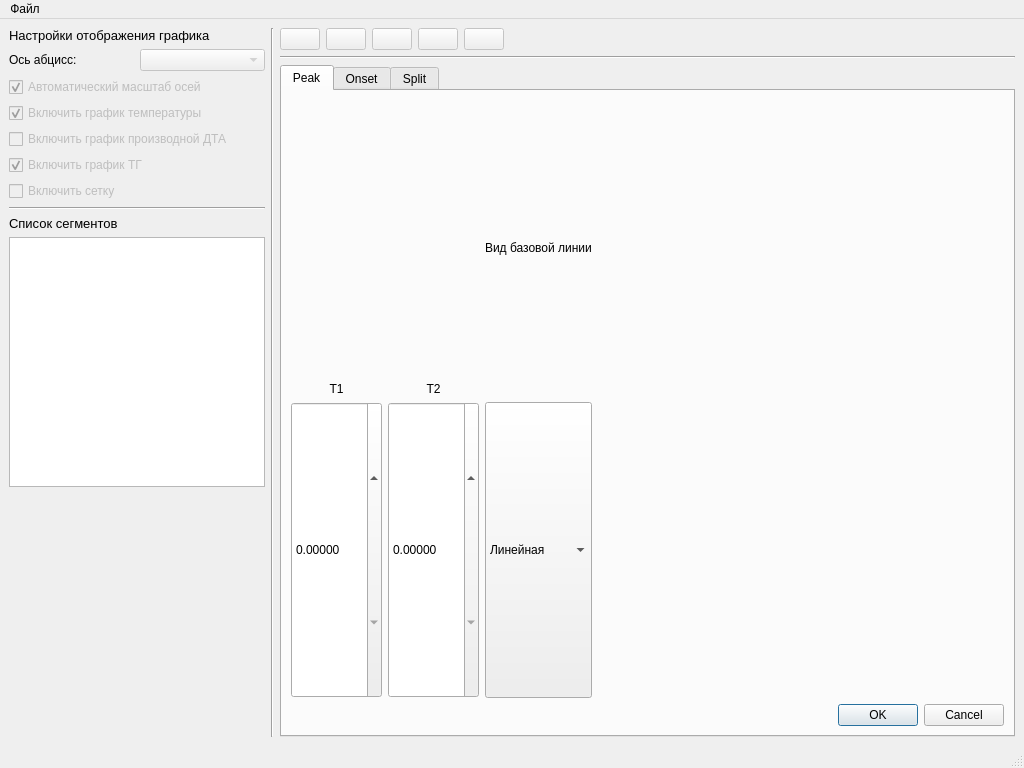
Before: the Qt Designer form assets/MainWindow.ui in ioyurev/fusion-analysis, drawn with Qt 5.
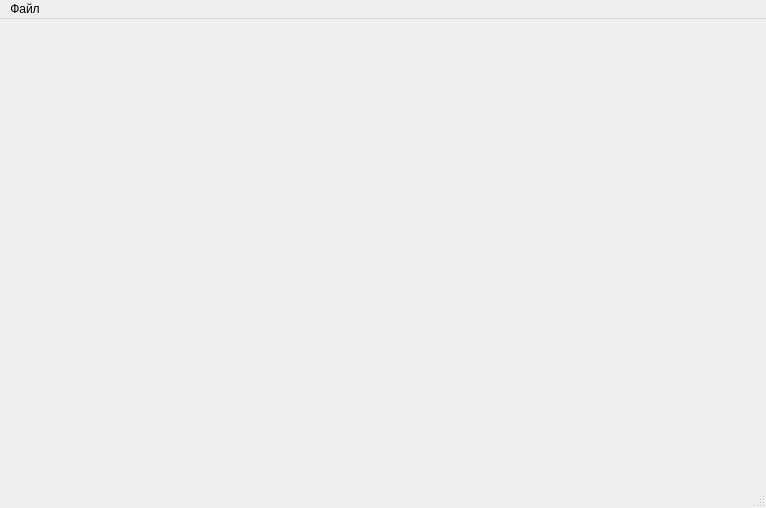
After: the same form once the commit is applied. Icons and pictures are not drawn. Custom widgets are drawn as their Qt base class.

```diff
--- a/assets/MainWindow.ui
+++ b/assets/MainWindow.ui
@@ -6,585 +6,17 @@
    <rect>
     <x>0</x>
     <y>0</y>
-    <width>1024</width>
-    <height>768</height>
+    <width>766</width>
+    <height>508</height>
    </rect>
   </property>
   <property name="windowTitle">
    <string>Fusion Analysis</string>
   </property>
   <widget class="QWidget" name="centralwidget">
-   <layout class="QGridLayout" name="gridLayout_2" columnstretch="0,0,0">
+   <layout class="QGridLayout" name="gridLayout_2" columnstretch="0">
     <item row="0" column="0">
-     <layout class="QGridLayout" name="leftpanel">
-      <item row="7" column="0" colspan="2">
-       <widget class="QCheckBox" name="checkbox_grid">
-        <property name="enabled">
-         <bool>false</bool>
-        </property>
-        <property name="text">
-         <string>Включить сетку</string>
-        </property>
-       </widget>
-      </item>
-      <item row="12" column="0">
-       <spacer name="verticalSpacer">
-        <property name="orientation">
-         <enum>Qt::Vertical</enum>
-        </property>
-        <property name="sizeHint" stdset="0">
-         <size>
-          <width>20</width>
-          <height>40</height>
-         </size>
-        </property>
-       </spacer>
-      </item>
-      <item row="9" column="0" colspan="2">
-       <widget class="Line" name="line_3">
-        <property name="orientation">
-         <enum>Qt::Horizontal</enum>
-        </property>
-       </widget>
-      </item>
-      <item row="1" column="0">
-       <widget class="QLabel" name="label_xaxis">
-        <property name="text">
-         <string>Ось абцисс:</string>
-        </property>
-       </widget>
-      </item>
-      <item row="3" column="0" colspan="2">
-       <widget class="QCheckBox" name="checkbox_temp">
-        <property name="enabled">
-         <bool>false</bool>
-        </property>
-        <property name="text">
-         <string>Включить график температуры</string>
-        </property>
-        <property name="checked">
-         <bool>true</bool>
-        </property>
-       </widget>
-      </item>
-      <item row="11" column="0" colspan="2">
-       <widget class="QTreeWidget" name="treewidget_segments">
-        <property name="headerHidden">
-         <bool>true</bool>
-        </property>
-        <column>
-         <property name="text">
-          <string notr="true">1</string>
-         </property>
-        </column>
-       </widget>
-      </item>
-      <item row="1" column="1">
-       <widget class="QComboBox" name="combobox_xaxis">
-        <property name="enabled">
-         <bool>false</bool>
-        </property>
-       </widget>
-      </item>
-      <item row="10" column="0">
-       <widget class="QLabel" name="label">
-        <property name="font">
-         <font>
-          <pointsize>10</pointsize>
-         </font>
-        </property>
-        <property name="text">
-         <string>Список сегментов</string>
-        </property>
-       </widget>
-      </item>
-      <item row="2" column="0" colspan="2">
-       <widget class="QCheckBox" name="checkbox_autoscale">
-        <property name="enabled">
-         <bool>false</bool>
-        </property>
-        <property name="text">
-         <string>Автоматический масштаб осей</string>
-        </property>
-        <property name="checked">
-         <bool>true</bool>
-        </property>
-       </widget>
-      </item>
-      <item row="0" column="0" colspan="2">
-       <widget class="QLabel" name="label_4">
-        <property name="font">
-         <font>
-          <pointsize>10</pointsize>
-         </font>
-        </property>
-        <property name="text">
-         <string>Настройки отображения графика</string>
-        </property>
-       </widget>
-      </item>
-      <item row="4" column="0" colspan="2">
-       <widget class="QCheckBox" name="checkbox_derivative">
-        <property name="enabled">
-         <bool>false</bool>
-        </property>
-        <property name="text">
-         <string>Включить график производной ДТА</string>
-        </property>
-       </widget>
-      </item>
-      <item row="5" column="0" colspan="2">
-       <widget class="QCheckBox" name="checkbox_tg">
-        <property name="enabled">
-         <bool>false</bool>
-        </property>
-        <property name="text">
-         <string>Включить график ТГ</string>
-        </property>
-        <property name="checked">
-         <bool>true</bool>
-        </property>
-       </widget>
-      </item>
-     </layout>
-    </item>
-    <item row="0" column="1">
-     <widget class="Line" name="line_2">
-      <property name="orientation">
-       <enum>Qt::Vertical</enum>
-      </property>
-     </widget>
-    </item>
-    <item row="0" column="2">
-     <layout class="QGridLayout" name="rightpanel" rowstretch="0,0,0,0,1">
-      <item row="0" column="0">
-       <layout class="QHBoxLayout" name="toolbar" stretch="0,0,0,0,0,0">
-        <property name="spacing">
-         <number>6</number>
-        </property>
-        <property name="sizeConstraint">
-         <enum>QLayout::SetMinimumSize</enum>
-        </property>
-        <property name="bottomMargin">
-         <number>0</number>
-        </property>
-        <item>
-         <widget class="QPushButton" name="btn_shiftsegment">
-          <property name="enabled">
-           <bool>false</bool>
-          </property>
-          <property name="toolTip">
-           <string>Перемещение сегмента по оси y.</string>
-          </property>
-          <property name="icon">
-           <iconset resource="resources.qrc">
-            <normaloff>:/shift.png</normaloff>:/shift.png</iconset>
-          </property>
-          <property name="iconSize">
-           <size>
-            <width>32</width>
-            <height>32</height>
-           </size>
-          </property>
-         </widget>
-        </item>
-        <item>
-         <widget class="QPushButton" name="btn_split">
-          <property name="enabled">
-           <bool>false</bool>
-          </property>
-          <property name="toolTip">
-           <string>Разделить сегмент на два.</string>
-          </property>
-          <property name="text">
-           <string/>
-          </property>
-          <property name="icon">
-           <iconset resource="resources.qrc">
-            <normaloff>:/split.png</normaloff>:/split.png</iconset>
-          </property>
-          <property name="iconSize">
-           <size>
-            <width>32</width>
-            <height>32</height>
-           </size>
-          </property>
-         </widget>
-        </item>
-        <item>
-         <widget class="QPushButton" name="btn_peaktool">
-          <property name="enabled">
-           <bool>false</bool>
-          </property>
-          <property name="toolTip">
-           <string>Выделение пика.</string>
-          </property>
-          <property name="text">
-           <string/>
-          </property>
-          <property name="icon">
-           <iconset resource="resources.qrc">
-            <normaloff>:/peak.png</normaloff>:/peak.png</iconset>
-          </property>
-          <property name="iconSize">
-           <size>
-            <width>32</width>
-            <height>32</height>
-           </size>
-          </property>
-          <property name="flat">
-           <bool>false</bool>
-          </property>
-         </widget>
-        </item>
-        <item>
-         <widget class="QPushButton" name="btn_onsettool">
-          <property name="enabled">
-           <bool>false</bool>
-          </property>
-          <property name="toolTip">
-           <string>Найти начало пика.</string>
-          </property>
-          <property name="text">
-           <string/>
-          </property>
-          <property name="icon">
-           <iconset resource="resources.qrc">
-            <normaloff>:/onset.png</normaloff>:/onset.png</iconset>
-          </property>
-          <property name="iconSize">
-           <size>
-            <width>32</width>
-            <height>32</height>
-           </size>
-          </property>
-         </widget>
-        </item>
-        <item>
-         <widget class="QPushButton" name="btn_endtool">
-          <property name="enabled">
-           <bool>false</bool>
-          </property>
-          <property name="toolTip">
-           <string>Найти конец пика.</string>
-          </property>
-          <property name="text">
-           <string/>
-          </property>
-          <property name="icon">
-           <iconset resource="resources.qrc">
-            <normaloff>:/end.png</normaloff>:/end.png</iconset>
-          </property>
-          <property name="iconSize">
-           <size>
-            <width>32</width>
-            <height>32</height>
-           </size>
-          </property>
-         </widget>
-        </item>
-        <item>
-         <spacer name="horizontalSpacer">
-          <property name="orientation">
-           <enum>Qt::Horizontal</enum>
-          </property>
-          <property name="sizeHint" stdset="0">
-           <size>
-            <width>40</width>
-            <height>20</height>
-           </size>
-          </property>
-         </spacer>
-        </item>
-       </layout>
-      </item>
-      <item row="4" column="0">
-       <layout class="QVBoxLayout" name="plotLayout"/>
-      </item>
-      <item row="3" column="0">
-       <layout class="QGridLayout" name="onsettoolLayout">
-        <property name="sizeConstraint">
-         <enum>QLayout::SetMinimumSize</enum>
-        </property>
-        <item row="0" column="0" colspan="4">
-         <widget class="Line" name="line_4">
-          <property name="sizePolicy">
-           <sizepolicy hsizetype="Preferred" vsizetype="Preferred">
-            <horstretch>0</horstretch>
-            <verstretch>0</verstretch>
-           </sizepolicy>
-          </property>
-          <property name="orientation">
-           <enum>Qt::Horizontal</enum>
-          </property>
-         </widget>
-        </item>
-        <item row="1" column="0" colspan="4">
-         <widget class="QTabWidget" name="tab_widget">
-          <property name="currentIndex">
-           <number>0</number>
-          </property>
-          <property name="tabBarAutoHide">
-           <bool>true</bool>
-          </property>
-          <widget class="QWidget" name="tab">
-           <attribute name="title">
-            <string>Peak</string>
-           </attribute>
-           <layout class="QGridLayout" name="gridLayout">
-            <item row="0" column="1">
-             <widget class="QLabel" name="label_T2">
-              <property name="text">
-               <string>T2</string>
-              </property>
-              <property name="alignment">
-               <set>Qt::AlignBottom|Qt::AlignHCenter</set>
-              </property>
-             </widget>
-            </item>
-            <item row="1" column="2">
-             <widget class="QComboBox" name="combobox_baselinetype">
-              <property name="sizePolicy">
-               <sizepolicy hsizetype="Preferred" vsizetype="Preferred">
-                <horstretch>0</horstretch>
-                <verstretch>0</verstretch>
-               </sizepolicy>
-              </property>
-              <item>
-               <property name="text">
-                <string>Линейная</string>
-               </property>
-              </item>
-              <item>
-               <property name="text">
-                <string>Безье</string>
-               </property>
-              </item>
-             </widget>
-            </item>
-            <item row="0" column="0">
-             <widget class="QLabel" name="label_T1">
-              <property name="sizePolicy">
-               <sizepolicy hsizetype="Preferred" vsizetype="Preferred">
-                <horstretch>0</horstretch>
-                <verstretch>0</verstretch>
-               </sizepolicy>
-              </property>
-              <property name="text">
-               <string>T1</string>
-              </property>
-              <property name="alignment">
-               <set>Qt::AlignBottom|Qt::AlignHCenter</set>
-              </property>
-             </widget>
-            </item>
-            <item row="0" column="2">
-             <widget class="QLabel" name="label_2">
-              <property name="text">
-               <string>Вид базовой линии</string>
-              </property>
-             </widget>
-            </item>
-            <item row="1" column="1">
-             <widget class="MySpinBox" name="spinbox_T2">
-              <property name="sizePolicy">
-               <sizepolicy hsizetype="Preferred" vsizetype="Preferred">
-                <horstretch>0</horstretch>
-                <verstretch>0</verstretch>
-               </sizepolicy>
-              </property>
-              <property name="decimals">
-               <number>5</number>
-              </property>
-              <property name="maximum">
-               <double>2000.000000000000000</double>
-              </property>
-              <property name="singleStep">
-               <double>0.100000000000000</double>
-              </property>
-             </widget>
-            </item>
-            <item row="1" column="3">
-             <spacer name="horizontalSpacer_2">
-              <property name="orientation">
-               <enum>Qt::Horizontal</enum>
-              </property>
-              <property name="sizeHint" stdset="0">
-               <size>
-                <width>40</width>
-                <height>20</height>
-               </size>
-              </property>
-             </spacer>
-            </item>
-            <item row="1" column="0">
-             <widget class="MySpinBox" name="spinbox_T1">
-              <property name="sizePolicy">
-               <sizepolicy hsizetype="Preferred" vsizetype="Preferred">
-                <horstretch>0</horstretch>
-                <verstretch>0</verstretch>
-               </sizepolicy>
-              </property>
-              <property name="decimals">
-               <number>5</number>
-              </property>
-              <property name="maximum">
-               <double>2000.000000000000000</double>
-              </property>
-              <property name="singleStep">
-               <double>0.100000000000000</double>
-              </property>
-             </widget>
-            </item>
-            <item row="2" column="0" colspan="4">
-             <widget class="QDialogButtonBox" name="buttonbox_peak">
-              <property name="layoutDirection">
-               <enum>Qt::LeftToRight</enum>
-              </property>
-              <property name="standardButtons">
-               <set>QDialogButtonBox::Cancel|QDialogButtonBox::Ok</set>
-              </property>
-             </widget>
-            </item>
-           </layout>
-          </widget>
-          <widget class="QWidget" name="tab_2">
-           <attribute name="title">
-            <string>Onset</string>
-           </attribute>
-           <layout class="QGridLayout" name="gridLayout_3">
-            <item row="2" column="0" colspan="3">
-             <widget class="QDialogButtonBox" name="buttonbox_onset">
-              <property name="standardButtons">
-               <set>QDialogButtonBox::Cancel|QDialogButtonBox::Ok</set>
-              </property>
-             </widget>
-            </item>
-            <item row="0" column="0">
-             <widget class="QLabel" name="label_3">
-              <property name="text">
-               <string>T1</string>
-              </property>
-              <property name="alignment">
-               <set>Qt::AlignBottom|Qt::AlignHCenter</set>
-              </property>
-             </widget>
-            </item>
-            <item row="1" column="2">
-             <spacer name="horizontalSpacer_3">
-              <property name="orientation">
-               <enum>Qt::Horizontal</enum>
-              </property>
-              <property name="sizeHint" stdset="0">
-               <size>
-                <width>40</width>
-                <height>20</height>
-               </size>
-              </property>
-             </spacer>
-            </item>
-            <item row="0" column="1">
-             <widget class="QLabel" name="label_5">
-              <property name="text">
-               <string>T2</string>
-              </property>
-              <property name="alignment">
-               <set>Qt::AlignBottom|Qt::AlignHCenter</set>
-              </property>
-             </widget>
-            </item>
-            <item row="1" column="0">
-             <widget class="MySpinBox" name="spinbox_onsettool_T1">
-              <property name="sizePolicy">
-               <sizepolicy hsizetype="Preferred" vsizetype="Preferred">
-                <horstretch>0</horstretch>
-                <verstretch>0</verstretch>
-               </sizepolicy>
-              </property>
-              <property name="decimals">
-               <number>5</number>
-              </property>
-              <property name="maximum">
-               <double>2000.000000000000000</double>
-              </property>
-              <property name="singleStep">
-               <double>0.100000000000000</double>
-              </property>
-             </widget>
-            </item>
-            <item row="1" column="1">
-             <widget class="MySpinBox" name="spinbox_onsettool_T2">
-              <property name="sizePolicy">
-               <sizepolicy hsizetype="Preferred" vsizetype="Preferred">
-                <horstretch>0</horstretch>
-                <verstretch>0</verstretch>
-               </sizepolicy>
-              </property>
-              <property name="decimals">
-               <number>5</number>
-              </property>
-              <property name="maximum">
-               <double>2000.000000000000000</double>
-              </property>
-              <property name="singleStep">
-               <double>0.100000000000000</double>
-              </property>
-             </widget>
-            </item>
-           </layout>
-          </widget>
-          <widget class="QWidget" name="tab_3">
-           <attribute name="title">
-            <string>Split</string>
-           </attribute>
-           <layout class="QGridLayout" name="gridLayout_4">
-            <item row="2" column="0" colspan="2">
-             <widget class="QDialogButtonBox" name="buttonbox_split">
-              <property name="standardButtons">
-               <set>QDialogButtonBox::Cancel|QDialogButtonBox::Ok</set>
-              </property>
-             </widget>
-            </item>
-            <item row="1" column="0">
-             <widget class="MySpinBox" name="spinbox_t">
-              <property name="decimals">
-               <number>5</number>
-              </property>
-              <property name="maximum">
-               <double>2000.000000000000000</double>
-              </property>
-             </widget>
-            </item>
-            <item row="0" column="0">
-             <widget class="QLabel" name="label_7">
-              <property name="text">
-               <string>T</string>
-              </property>
-              <property name="alignment">
-               <set>Qt::AlignCenter</set>
-              </property>
-             </widget>
-            </item>
-            <item row="1" column="1">
-             <spacer name="horizontalSpacer_4">
-              <property name="orientation">
-               <enum>Qt::Horizontal</enum>
-              </property>
-              <property name="sizeHint" stdset="0">
-               <size>
-                <width>40</width>
-                <height>20</height>
-               </size>
-              </property>
-             </spacer>
-            </item>
-           </layout>
-          </widget>
-         </widget>
-        </item>
-       </layout>
-      </item>
-     </layout>
+     <layout class="QVBoxLayout" name="plot_layout"/>
     </item>
    </layout>
   </widget>
@@ -593,7 +25,7 @@
     <rect>
      <x>0</x>
      <y>0</y>
-     <width>1024</width>
+     <width>766</width>
      <height>22</height>
     </rect>
    </property>
@@ -656,13 +88,6 @@
    </property>
   </action>
  </widget>
- <customwidgets>
-  <customwidget>
-   <class>MySpinBox</class>
-   <extends>QDoubleSpinBox</extends>
-   <header>fusion_analysis/custom_widgets</header>
-  </customwidget>
- </customwidgets>
  <resources>
   <include location="resources.qrc"/>
  </resources>
```
Left out of the diff: 4 changed lines with no effect on the pictures.
